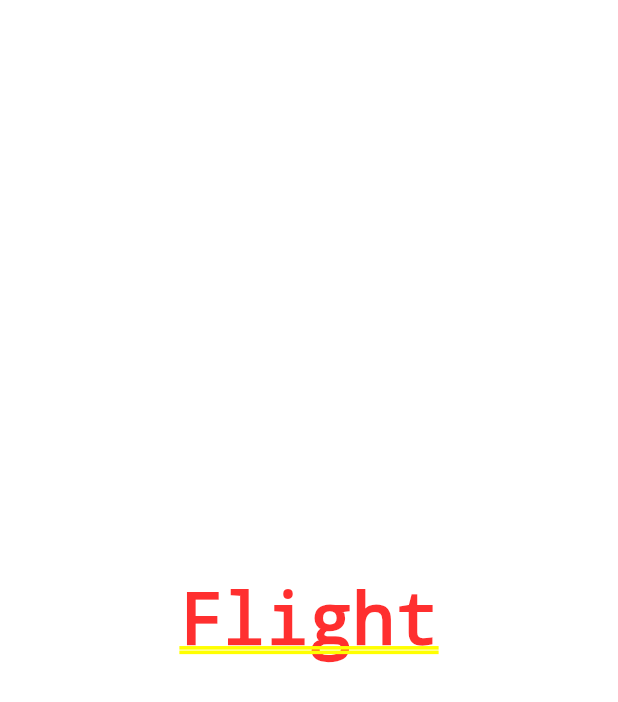
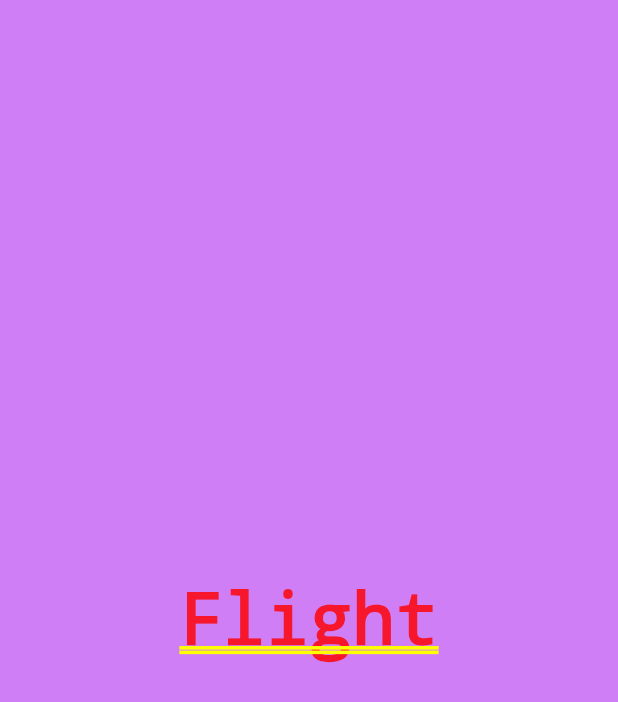
Before and after one commit to chethana15/basic_flutter_app, a Flutter app: the screen it shows after launch, on a phone screen of 412 x 824 dp. Shown: the top 702 px of the screen. Run offline on Flutter 3.47's test engine with Material 2 defaults, Android fonts, the phone set to English and light mode, and no system bars.

```diff
--- a/lib/app_screens/home.dart
+++ b/lib/app_screens/home.dart
@@ -1,15 +1,21 @@
-import 'dart:html';
-
 import 'package:flutter/material.dart';
 
 class Home extends StatelessWidget {
 
   @override
   Widget build(BuildContext context) {
-    return Container(
+    return Center(
+      child: Container(
+        // width: 300.0,
+        // height: 100.0,
+      // margin: EdgeInsets.all(20.0),
+      // margin: EdgeInsets.only(left: 10.0, right: 10.0, top: 0.0, bottom: 0.0),
       alignment: Alignment.center,
-      color: Colors.white,
+      color: Color.fromARGB(255, 208, 126, 246),
       child: Text("Flight", textDirection: TextDirection.ltr),
-    );
+    ),
+    )
+
+    ;
   }
 }
--- a/lib/main.dart
+++ b/lib/main.dart
@@ -4,6 +4,7 @@ import './app_screens/home.dart';
 void main(){
   runApp
   (MaterialApp(
+    debugShowCheckedModeBanner: false,
     title: "Exploring UI widgets",
     home: Home(),
   )
```
